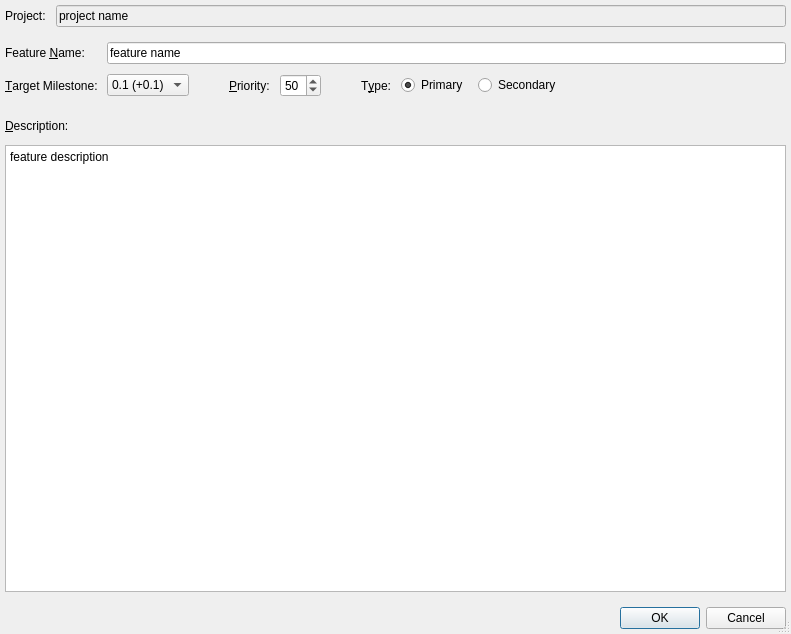
Above: forms/roadmap_add_feature.ui from skriticos/nelia1 before the change. Below: the same form after it.
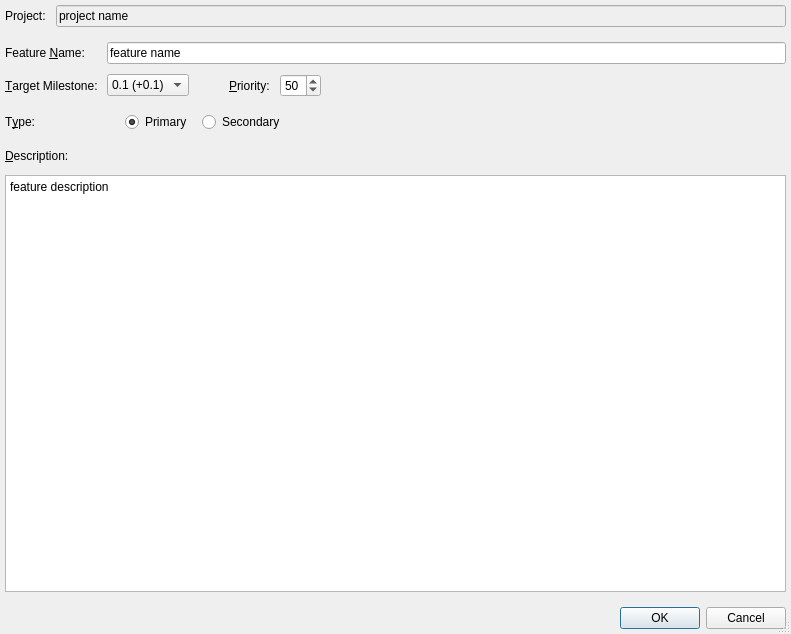
That is the form after the change.

Commit message:
Basic data for roadmap / tab switching
- simplified roadmap data structures to automatically
  handle next versinos
- load milestones into a list and populate combo boxes
  with name, delta and open/all issues, features
- updated UI, vastly simplified roadmap UI

Diff of the .ui file:
```diff
--- a/forms/roadmap_add_feature.ui
+++ b/forms/roadmap_add_feature.ui
@@ -26,7 +26,7 @@
    <property name="spacing">
     <number>10</number>
    </property>
-   <item row="3" column="0" colspan="2">
+   <item row="4" column="0" colspan="2">
     <widget class="QDialogButtonBox" name="buttonBox">
      <property name="orientation">
       <enum>Qt::Horizontal</enum>
@@ -36,7 +36,7 @@
      </property>
     </widget>
    </item>
-   <item row="2" column="0" colspan="2">
+   <item row="3" column="0" colspan="2">
     <widget class="QWidget" name="widget_2" native="true">
      <layout class="QGridLayout" name="gridLayout_3">
       <property name="leftMargin">
@@ -140,7 +140,7 @@
         </property>
        </widget>
       </item>
-      <item row="0" column="2" colspan="10">
+      <item row="0" column="2" colspan="8">
        <widget class="QLineEdit" name="af_line_name">
         <property name="minimumSize">
          <size>
@@ -178,35 +178,18 @@
         </item>
        </widget>
       </item>
-      <item row="1" column="11">
-       <spacer name="horizontalSpacer_3">
-        <property name="orientation">
-         <enum>Qt::Horizontal</enum>
-        </property>
-        <property name="sizeHint" stdset="0">
-         <size>
-          <width>40</width>
-          <height>20</height>
-         </size>
-        </property>
-       </spacer>
-      </item>
       <item row="1" column="9">
-       <widget class="QRadioButton" name="af_radio_primary">
-        <property name="text">
-         <string>Primary</string>
+       <spacer name="horizontalSpacer_3">
+        <property name="orientation">
+         <enum>Qt::Horizontal</enum>
         </property>
-        <property name="checked">
-         <bool>true</bool>
+        <property name="sizeHint" stdset="0">
+         <size>
+          <width>40</width>
+          <height>20</height>
+         </size>
         </property>
-       </widget>
-      </item>
-      <item row="1" column="10">
-       <widget class="QRadioButton" name="af_radio_secondary">
-        <property name="text">
-         <string>Secondary</string>
-        </property>
-       </widget>
+       </spacer>
       </item>
       <item row="1" column="5">
        <widget class="QLabel" name="label_4">
@@ -218,16 +201,6 @@
         </property>
        </widget>
       </item>
-      <item row="1" column="8">
-       <widget class="QLabel" name="label_5">
-        <property name="text">
-         <string>T&amp;ype:</string>
-        </property>
-        <property name="buddy">
-         <cstring>af_radio_secondary</cstring>
-        </property>
-       </widget>
-      </item>
       <item row="1" column="6">
        <widget class="QSpinBox" name="af_spin_priority">
         <property name="value">
@@ -251,17 +224,69 @@
         </property>
        </spacer>
       </item>
-      <item row="1" column="7">
+     </layout>
+    </widget>
+   </item>
+   <item row="2" column="0" colspan="2">
+    <widget class="QWidget" name="widget_3" native="true">
+     <layout class="QGridLayout" name="gridLayout_5">
+      <property name="margin">
+       <number>0</number>
+      </property>
+      <property name="spacing">
+       <number>10</number>
+      </property>
+      <item row="0" column="0">
+       <widget class="QLabel" name="label_5">
+        <property name="text">
+         <string>T&amp;ype:</string>
+        </property>
+        <property name="buddy">
+         <cstring>af_radio_secondary</cstring>
+        </property>
+       </widget>
+      </item>
+      <item row="0" column="2">
+       <widget class="QRadioButton" name="af_radio_primary">
+        <property name="text">
+         <string>Primary</string>
+        </property>
+        <property name="checked">
+         <bool>true</bool>
+        </property>
+       </widget>
+      </item>
+      <item row="0" column="3">
+       <widget class="QRadioButton" name="af_radio_secondary">
+        <property name="text">
+         <string>Secondary</string>
+        </property>
+       </widget>
+      </item>
+      <item row="0" column="4">
        <spacer name="horizontalSpacer_2">
         <property name="orientation">
          <enum>Qt::Horizontal</enum>
         </property>
+        <property name="sizeHint" stdset="0">
+         <size>
+          <width>40</width>
+          <height>20</height>
+         </size>
+        </property>
+       </spacer>
+      </item>
+      <item row="0" column="1">
+       <spacer name="horizontalSpacer_4">
+        <property name="orientation">
+         <enum>Qt::Horizontal</enum>
+        </property>
         <property name="sizeType">
          <enum>QSizePolicy::Fixed</enum>
         </property>
         <property name="sizeHint" stdset="0">
          <size>
-          <width>20</width>
+          <width>80</width>
           <height>20</height>
          </size>
         </property>
```
The commit also changes 2 other files.
